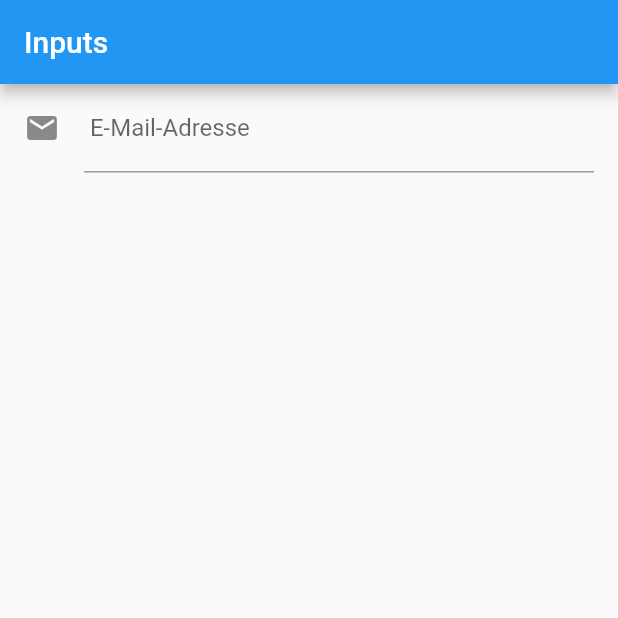
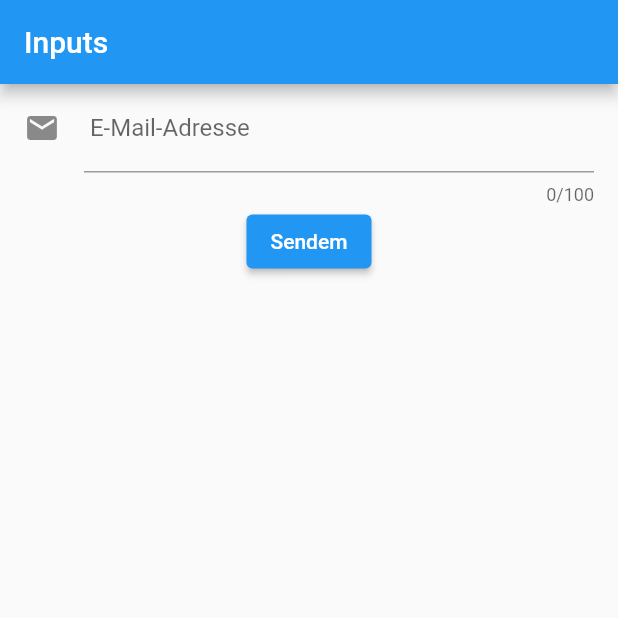
Before and after one commit to Mr-Phil1/My-third-Flutter-App, a Flutter app: the screen it shows after launch, on a phone screen of 412 x 824 dp, the top half of it. Run offline on Flutter 3.47's test engine with Material 2 defaults, Android fonts, the phone set to English and light mode, and no system bars.

Commit message:
modify inputs.dart * add a emailAddress Input Field

```diff
--- a/lib/inputs.dart
+++ b/lib/inputs.dart
@@ -1,4 +1,5 @@
 import 'package:flutter/material.dart';
+import 'package:flutter/services.dart';
 
 class InputDemo extends StatelessWidget {
   const InputDemo({Key? key}) : super(key: key);
@@ -33,12 +34,25 @@ class MyInputDemoState extends State<MyInputDemo> {
             child: Column(
               children: [
                 TextFormField(
-                  decoration: InputDecoration(
-                    icon: const Icon(Icons.email),
+                  decoration: const InputDecoration(
+                    icon: Icon(Icons.email),
                     hintText: 'Deine E-Mail-Adresse',
                     labelText: ' E-Mail-Adresse',
                   ),
+                  onSaved: (value) => print(value),
+                  validator: (value) {
+                    return null;
+                  },
+                  keyboardType: TextInputType.emailAddress,
+                  maxLength: 100,
+                  maxLengthEnforcement: MaxLengthEnforcement.enforced,
                 ),
+                Center(
+                  child: ElevatedButton(
+                    child: Text("Sendem"),
+                    onPressed: _handleSubmitButton,
+                  ),
+                )
               ],
             ),
           ),
@@ -46,4 +60,6 @@ class MyInputDemoState extends State<MyInputDemo> {
       ),
     );
   }
+
+  void _handleSubmitButton() {}
 }
```
